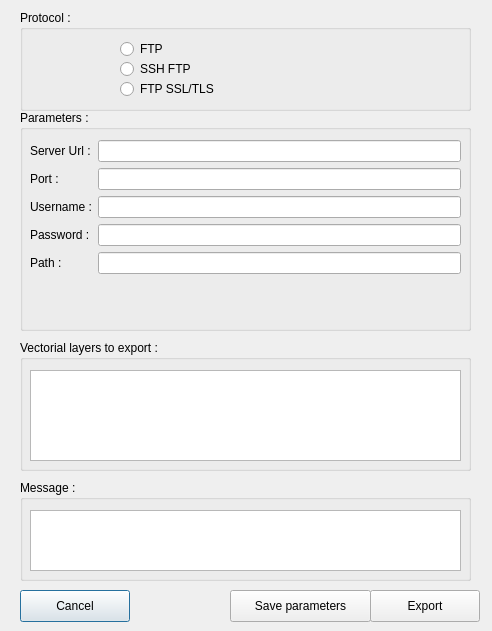
The window that UI/export.ui (Champs-Libres/QgisGeoJSONExportPlugin) describes before a commit, drawn with Qt 5.
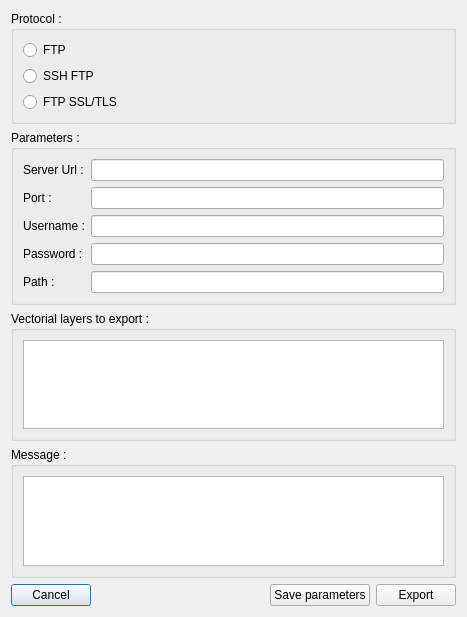
The same window after the commit.

Commit message: Allow resizing

```diff
--- a/UI/export.ui
+++ b/UI/export.ui
@@ -6,109 +6,58 @@
    <rect>
     <x>0</x>
     <y>0</y>
-    <width>492</width>
-    <height>631</height>
+    <width>467</width>
+    <height>617</height>
    </rect>
   </property>
   <property name="windowTitle">
    <string>Dialog</string>
   </property>
-  <widget class="QLabel" name="label">
-   <property name="geometry">
-    <rect>
-     <x>30</x>
-     <y>20</y>
-     <width>131</width>
-     <height>20</height>
-    </rect>
-   </property>
-   <property name="text">
-    <string/>
-   </property>
-  </widget>
+  <layout class="QGridLayout" name="gridLayout">
+   <item row="0" column="0">
+    <layout class="QVBoxLayout" name="verticalLayout">
+     <item>
   <widget class="QGroupBox" name="groupBox">
-   <property name="geometry">
-    <rect>
-     <x>20</x>
-     <y>10</y>
-     <width>451</width>
-     <height>101</height>
-    </rect>
-   </property>
    <property name="title">
     <string>Protocol :</string>
    </property>
+       <layout class="QGridLayout" name="gridLayout_2">
+        <item row="0" column="0">
    <widget class="QRadioButton" name="fTPRadioButton">
-    <property name="geometry">
-     <rect>
-      <x>100</x>
-      <y>30</y>
-      <width>161</width>
-      <height>18</height>
-     </rect>
-    </property>
     <property name="text">
      <string>FTP</string>
     </property>
    </widget>
+        </item>
+        <item row="1" column="0">
    <widget class="QRadioButton" name="sFTPRadioButton">
-    <property name="geometry">
-     <rect>
-      <x>100</x>
-      <y>50</y>
-      <width>151</width>
-      <height>18</height>
-     </rect>
-    </property>
     <property name="text">
      <string>SSH FTP</string>
     </property>
    </widget>
+        </item>
+        <item row="2" column="0">
    <widget class="QRadioButton" name="fTPSRadioButton">
-    <property name="geometry">
-     <rect>
-      <x>100</x>
-      <y>70</y>
-      <width>181</width>
-      <height>18</height>
-     </rect>
-    </property>
     <property name="text">
      <string>FTP SSL/TLS</string>
     </property>
    </widget>
-  </widget>
+        </item>
+       </layout>
+       <zorder>fTPRadioButton</zorder>
+       <zorder>sFTPRadioButton</zorder>
+       <zorder>fTPSRadioButton</zorder>
+       <zorder>groupBox_2</zorder>
+       <zorder>groupBox_2</zorder>
+       <zorder>groupBox_2</zorder>
+      </widget>
+     </item>
+     <item>
   <widget class="QGroupBox" name="groupBox_2">
-   <property name="geometry">
-    <rect>
-     <x>20</x>
-     <y>110</y>
-     <width>451</width>
-     <height>221</height>
-    </rect>
-   </property>
    <property name="title">
     <string>Parameters :</string>
    </property>
-   <widget class="QWidget" name="formLayoutWidget">
-    <property name="geometry">
-     <rect>
-      <x>10</x>
-      <y>30</y>
-      <width>431</width>
-      <height>181</height>
-     </rect>
-    </property>
-    <layout class="QFormLayout" name="formLayout">
-     <property name="fieldGrowthPolicy">
-      <enum>QFormLayout::ExpandingFieldsGrow</enum>
-     </property>
-     <property name="rowWrapPolicy">
-      <enum>QFormLayout::DontWrapRows</enum>
-     </property>
-     <property name="formAlignment">
-      <set>Qt::AlignLeading|Qt::AlignLeft|Qt::AlignTop</set>
-     </property>
+       <layout class="QGridLayout" name="gridLayout_3">
      <item row="0" column="0">
       <widget class="QLabel" name="serverUrlLabel">
        <property name="text">
@@ -161,95 +110,80 @@
      </item>
     </layout>
    </widget>
-  </widget>
+     </item>
+     <item>
   <widget class="QGroupBox" name="groupBox_3">
-   <property name="geometry">
-    <rect>
-     <x>20</x>
-     <y>340</y>
-     <width>451</width>
-     <height>131</height>
-    </rect>
-   </property>
    <property name="title">
     <string>Vectorial layers to export :</string>
    </property>
+       <layout class="QGridLayout" name="gridLayout_4">
+        <item row="0" column="0">
    <widget class="QListWidget" name="vLayersListWidget">
-    <property name="geometry">
-     <rect>
-      <x>10</x>
-      <y>30</y>
-      <width>431</width>
-      <height>91</height>
-     </rect>
-    </property>
     <property name="selectionMode">
      <enum>QAbstractItemView::MultiSelection</enum>
     </property>
    </widget>
-  </widget>
+        </item>
+       </layout>
+      </widget>
+     </item>
+     <item>
+      <widget class="QGroupBox" name="groupBox_4">
+       <property name="title">
+        <string>Message :</string>
+       </property>
+       <layout class="QVBoxLayout" name="verticalLayout_2">
+        <item>
+         <widget class="QTextBrowser" name="message"/>
+        </item>
+       </layout>
+      </widget>
+     </item>
+    </layout>
+   </item>
+   <item row="1" column="0">
+    <layout class="QHBoxLayout" name="horizontalLayout">
+     <item>
   <widget class="QPushButton" name="cancelButton">
-   <property name="geometry">
-    <rect>
-     <x>20</x>
-     <y>590</y>
-     <width>110</width>
-     <height>32</height>
-    </rect>
-   </property>
    <property name="text">
     <string>Cancel</string>
    </property>
   </widget>
-  <widget class="QPushButton" name="exportButton">
-   <property name="geometry">
-    <rect>
-     <x>370</x>
-     <y>590</y>
-     <width>110</width>
-     <height>32</height>
-    </rect>
-   </property>
-   <property name="text">
-    <string>Export</string>
-   </property>
-  </widget>
+     </item>
+     <item>
+      <spacer name="horizontalSpacer">
+       <property name="orientation">
+        <enum>Qt::Horizontal</enum>
+       </property>
+       <property name="sizeHint" stdset="0">
+        <size>
+         <width>40</width>
+         <height>20</height>
+        </size>
+       </property>
+      </spacer>
+     </item>
+     <item>
   <widget class="QPushButton" name="saveSettingsButton">
-   <property name="geometry">
-    <rect>
-     <x>230</x>
-     <y>590</y>
-     <width>141</width>
-     <height>32</height>
-    </rect>
-   </property>
    <property name="text">
     <string>Save parameters</string>
    </property>
   </widget>
-  <widget class="QGroupBox" name="groupBox_4">
-   <property name="geometry">
-    <rect>
-     <x>20</x>
-     <y>480</y>
-     <width>451</width>
-     <height>101</height>
-    </rect>
-   </property>
-   <property name="title">
-    <string>Message :</string>
-   </property>
-   <widget class="QTextBrowser" name="message">
-    <property name="geometry">
-     <rect>
-      <x>10</x>
-      <y>30</y>
-      <width>431</width>
-      <height>61</height>
-     </rect>
-    </property>
-   </widget>
-  </widget>
+     </item>
+     <item>
+      <widget class="QPushButton" name="exportButton">
+       <property name="text">
+        <string>Export</string>
+       </property>
+      </widget>
+     </item>
+    </layout>
+   </item>
+  </layout>
+  <zorder>formLayoutWidget</zorder>
+  <zorder>horizontalLayoutWidget</zorder>
+  <zorder>formLayoutWidget</zorder>
+  <zorder>verticalLayoutWidget</zorder>
  </widget>
  <resources/>
  <connections/>
```
Lines whose indentation alone changed are shown as unchanged. The commit also changes 1 other file.
